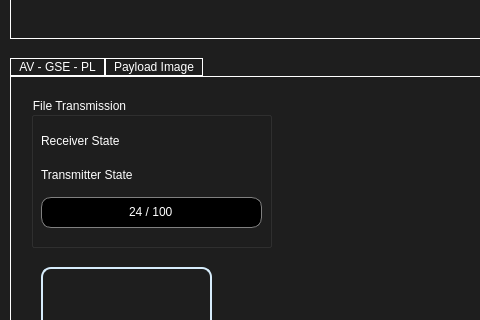
First picture: the form in UI/ui_file/LioTest.ui, repository MorgesHAB/ERT2020GS, before the edit; both pictures show x 0 to 480 and y 332 to 652 of the 1228 by 860 pixel window.
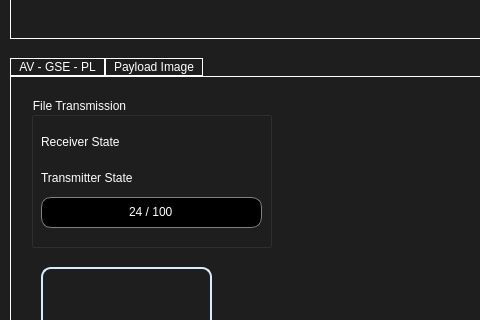
Second picture: the form after the edit. The open tabs and pages were chosen to show the change. Icons and pictures are not drawn.

```diff
--- a/UI/ui_file/LioTest.ui
+++ b/UI/ui_file/LioTest.ui
@@ -2442,7 +2442,7 @@
         <x>10</x>
         <y>30</y>
         <width>221</width>
-        <height>61</height>
+        <height>66</height>
        </rect>
       </property>
       <layout class="QGridLayout" name="gridLayout_4">
```
Left out of the diff: 9 changed lines with no effect on the pictures.
